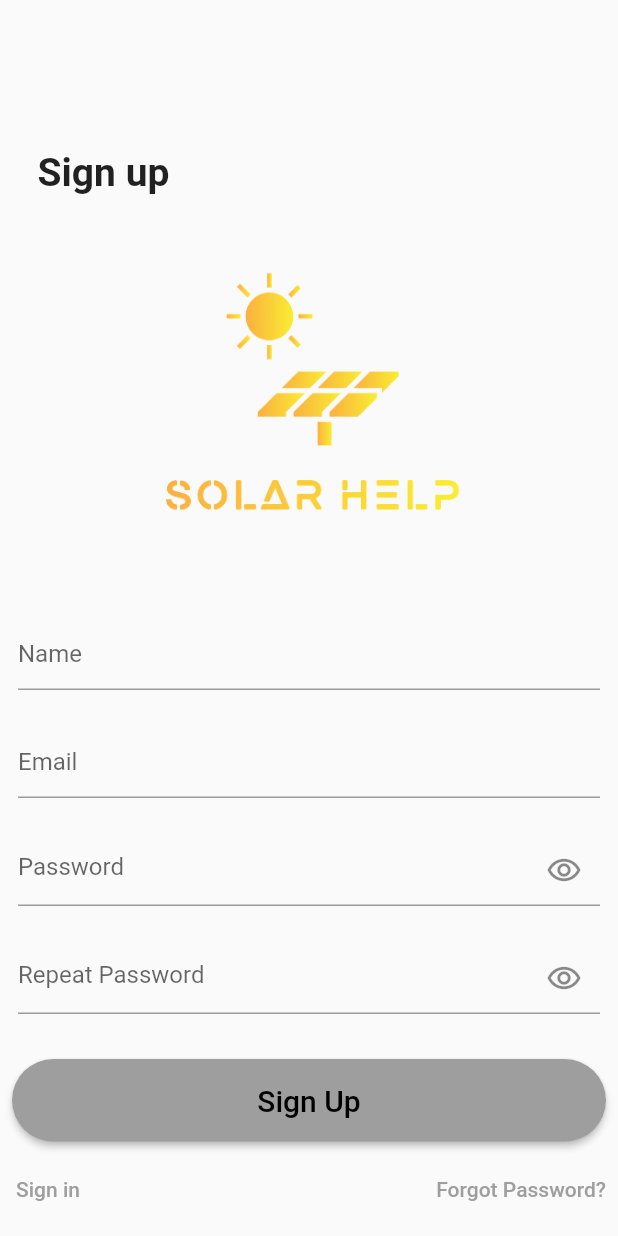
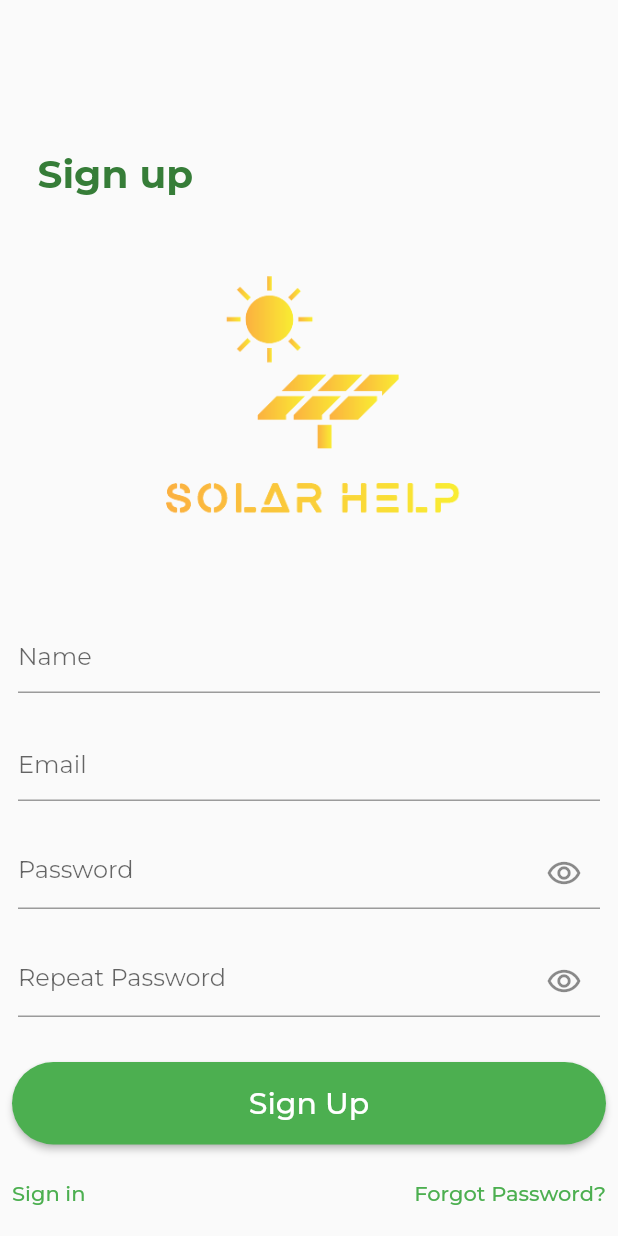
Before and after one commit to shivaahuja/solarhelp, a Flutter app: the Navigation screen opened directly, after a tap on the "logout" icon, after a tap on "Create Account", on a phone screen of 412 x 824 dp. Run offline on Flutter 3.47's test engine with Material 2 defaults, Android fonts, the phone set to English and light mode, and no system bars; our stand-ins replace curved_navigation_bar, email_validator, file_picker, firebase_auth, firebase_core, firebase_database and 5 more; accounts and stored records are empty.

Commit message:
Design changed

```diff
--- a/lib/main.dart
+++ b/lib/main.dart
@@ -3,6 +3,7 @@
 import 'package:firebase_core/firebase_core.dart';
 import 'package:flutter/material.dart';
 import 'package:solarhelp/src/screens/signin_page.dart';
+import 'package:google_fonts/google_fonts.dart';
 
 void main() async {
   WidgetsFlutterBinding.ensureInitialized();
@@ -11,8 +12,8 @@ void main() async {
     MaterialApp(
       debugShowCheckedModeBanner: false,
       theme: ThemeData(
-        primarySwatch: Colors.grey,
-        backgroundColor: Colors.blue[200],
+        primarySwatch: Colors.green,
+        textTheme: GoogleFonts.montserratTextTheme(),
       ),
       home: const Signin(),
     ),
--- a/lib/src/screens/companies_page.dart
+++ b/lib/src/screens/companies_page.dart
@@ -42,9 +42,9 @@ class _CompaniesPageState extends State<CompaniesPage> {
                   height: 50,
                   width: 50,
                   decoration: BoxDecoration(
-                    border: Border.all(color: Colors.white),
+                    border: Border.all(color: const Color(0xFF367D38)),
                     borderRadius: BorderRadius.circular(12),
-                    color: Colors.grey[200],
+                    color: Colors.green[500],
                   ),
                   child: TextButton(
                     onPressed: () {
@@ -54,7 +54,7 @@ class _CompaniesPageState extends State<CompaniesPage> {
                     child: const Icon(
                       Icons.arrow_back,
                       size: 30.0,
-                      color: Colors.black,
+                      color: Colors.white,
                     ),
                   ),
                 ),
@@ -67,9 +67,9 @@ class _CompaniesPageState extends State<CompaniesPage> {
                     height: 50,
                     width: 50,
                     decoration: BoxDecoration(
-                      border: Border.all(color: Colors.white),
+                      border: Border.all(color: const Color(0xFF367D38)),
                       borderRadius: BorderRadius.circular(12),
-                      color: Colors.grey[200],
+                      color: Colors.green[500],
                     ),
                     child: TextButton(
                       onPressed: () {
@@ -93,8 +93,8 @@ class _CompaniesPageState extends State<CompaniesPage> {
             child: Text(
               'Our Choices For Solar Power',
               style: TextStyle(
-                fontWeight: FontWeight.bold,
-                fontSize: 26,
+                fontSize: 24,
+                fontWeight: FontWeight.w900,
               ),
             ),
           ),
@@ -113,12 +113,12 @@ class _CompaniesPageState extends State<CompaniesPage> {
                     shape: RoundedRectangleBorder(
                       borderRadius: BorderRadius.circular(20.0),
                     ),
-                    color: Colors.grey[300],
+                    color: Colors.green[300],
                     child: ListTile(
                       shape: RoundedRectangleBorder(
                         borderRadius: BorderRadius.circular(20.0),
                         side: BorderSide(
-                          color: Colors.grey.shade700,
+                          color: Colors.green.shade700,
                         ),
                       ),
                       contentPadding: const EdgeInsets.fromLTRB(15, 6, 8, 6),
@@ -126,8 +126,8 @@ class _CompaniesPageState extends State<CompaniesPage> {
                         height: 60,
                         width: 60,
                         decoration: BoxDecoration(
-                          color: Colors.grey[300],
-                          border: Border.all(color: Colors.black),
+                          color: Colors.grey[200],
+                          border: Border.all(color: const Color(0xFF367D38)),
                           borderRadius: BorderRadius.circular(8),
                         ),
                         padding: const EdgeInsets.all(5.0),
--- a/lib/src/screens/donation_page.dart
+++ b/lib/src/screens/donation_page.dart
@@ -13,7 +13,7 @@ class DonationPage extends StatefulWidget {
 class _DonationPageState extends State<DonationPage> {
   final List externalCampaign = [
     [
-      'Environmental Defense Fund',
+      'Defense Fund',
       'lib/src/images/EDF.png',
       'https://www.edf.org/donate/?addl_info=nav-button|top_nav_donate_btn-test&ut_sid=29cfd1c2-aa74-48dc-85a0-86451831a86b&ut_pid=c01aebd2-74eb-414c-88cf-a6d574f99b63&conversion_pg=www.edf.org%2F&landing_pg=www.edf.org%2F&landing_pg_1st_visit=www.edf.org%2F&source_1st_visit=guides.lib.berkeley.edu&subsource_1st_visit=%2F&custom_source=guides.lib.berkeley.edu&custom_sub_source=%2F&custom_transfer=1661944759616',
       'Environment'
@@ -45,9 +45,9 @@ class _DonationPageState extends State<DonationPage> {
               height: 50,
               width: 50,
               decoration: BoxDecoration(
-                border: Border.all(color: Colors.white),
+                border: Border.all(color: const Color(0xFF367D38)),
                 borderRadius: BorderRadius.circular(12),
-                color: Colors.grey[200],
+                color: Colors.green[400],
               ),
               child: TextButton(
                 onPressed: () {
@@ -57,7 +57,7 @@ class _DonationPageState extends State<DonationPage> {
                 child: const Icon(
                   Icons.arrow_back,
                   size: 30.0,
-                  color: Colors.black,
+                  color: Colors.white,
                 ),
               ),
             ),
@@ -67,7 +67,7 @@ class _DonationPageState extends State<DonationPage> {
             padding: EdgeInsets.only(left: 25.0),
             child: Text(
               'Donate For A Greener Earth',
-              style: TextStyle(fontWeight: FontWeight.bold, fontSize: 26),
+              style: TextStyle(fontWeight: FontWeight.w900, fontSize: 24),
             ),
           ),
           const SizedBox(height: 30),
--- a/lib/src/screens/external_campaign.dart
+++ b/lib/src/screens/external_campaign.dart
@@ -23,7 +23,7 @@ class ExternalCampaign extends StatelessWidget {
         padding: const EdgeInsets.all(8),
         decoration: BoxDecoration(
           color: Colors.grey[200],
-          border: Border.all(color: Colors.white),
+          border: Border.all(color: const Color(0xFF367D38)),
           borderRadius: BorderRadius.circular(8),
         ),
         child: Row(
@@ -36,9 +36,12 @@ class ExternalCampaign extends StatelessWidget {
                 ClipRRect(
                   borderRadius: BorderRadius.circular(8),
                   child: Container(
+                    decoration: BoxDecoration(
+                      borderRadius: BorderRadius.circular(8),
+                      border: Border.all(color: const Color(0xFF367D38)),
+                    ),
                     height: 55,
                     padding: const EdgeInsets.all(1),
-                    color: Colors.grey[300],
                     child: Image.asset(logoImagePath),
                   ),
                 ),
@@ -70,12 +73,12 @@ class ExternalCampaign extends StatelessWidget {
               uri: Uri.parse(websiteLink),
               builder: (BuildContext context, followLink) => ElevatedButton(
                 style: ElevatedButton.styleFrom(
-                  backgroundColor: Colors.grey[700],
+                  backgroundColor: Colors.green[500],
                 ),
                 onPressed: followLink,
                 child: const Icon(
                   Icons.open_in_new,
-                  color: Colors.white70,
+                  color: Colors.white,
                 ),
               ),
             )
--- a/lib/src/screens/home_page.dart
+++ b/lib/src/screens/home_page.dart
@@ -31,7 +31,7 @@ class _HomePageState extends State<HomePage> {
     return ShowCaseWidget(
       builder: Builder(
           builder: (context) => Scaffold(
-                backgroundColor: Colors.grey[300],
+                backgroundColor: Colors.grey[200],
                 body: SingleChildScrollView(
                   child: Column(
                     crossAxisAlignment: CrossAxisAlignment.start,
@@ -46,9 +46,10 @@ class _HomePageState extends State<HomePage> {
                               height: 50,
                               width: 50,
                               decoration: BoxDecoration(
-                                border: Border.all(color: Colors.white),
+                                border:
+                                    Border.all(color: const Color(0xFF367D38)),
                                 borderRadius: BorderRadius.circular(12),
-                                color: Colors.grey[200],
+                                color: Colors.green[500],
                               ),
                               child: TextButton(
                                 onPressed: () {
@@ -60,7 +61,7 @@ class _HomePageState extends State<HomePage> {
                                 child: const Icon(
                                   Icons.logout_rounded,
                                   size: 30.0,
-                                  color: Colors.black,
+                                  color: Colors.white,
                                 ),
                               ),
                             ),
@@ -71,9 +72,10 @@ class _HomePageState extends State<HomePage> {
                               height: 50,
                               width: 50,
                               decoration: BoxDecoration(
-                                border: Border.all(color: Colors.white),
+                                border:
+                                    Border.all(color: const Color(0xFF367D38)),
                                 borderRadius: BorderRadius.circular(12),
-                                color: Colors.grey[200],
+                                color: Colors.green[500],
                               ),
                               child: TextButton(
                                 onPressed: () {
@@ -90,7 +92,7 @@ class _HomePageState extends State<HomePage> {
                                 child: const Icon(
                                   Icons.info,
                                   size: 30.0,
-                                  color: Colors.black,
+                                  color: Colors.white,
                                 ),
                               ),
                             ),
@@ -99,11 +101,13 @@ class _HomePageState extends State<HomePage> {
                       ),
                       const SizedBox(height: 10),
                       const Padding(
-                        padding: EdgeInsets.only(left: 25.0),
+                        padding: EdgeInsets.fromLTRB(35, 10, 20, 0),
                         child: Text(
                           'Calculate your savings',
                           style: TextStyle(
-                              fontWeight: FontWeight.bold, fontSize: 26),
+                            fontWeight: FontWeight.w900,
+                            fontSize: 28,
+                          ),
                         ),
                       ),
                       const SizedBox(height: 30),
@@ -115,14 +119,15 @@ class _HomePageState extends State<HomePage> {
                             const Text(
                               'Enter the area of your Roof',
                               style: TextStyle(
-                                  fontWeight: FontWeight.w500, fontSize: 20),
+                                  fontWeight: FontWeight.w600, fontSize: 20),
                             ),
                             const SizedBox(height: 15),
                             Container(
                               height: 60,
                               decoration: BoxDecoration(
-                                color: Colors.grey[200],
-                                border: Border.all(color: Colors.black),
+                                color: Colors.green[200],
+                                border:
+                                    Border.all(color: const Color(0xFF367D38)),
                                 borderRadius: BorderRadius.circular(20),
                               ),
                               child: Showcase(
@@ -139,16 +144,17 @@ class _HomePageState extends State<HomePage> {
                             ),
                             const SizedBox(height: 30),
                             const Text(
-                              'Enter your power cost in cent/kwH',
+                              'Enter your power cost',
                               style: TextStyle(
-                                  fontWeight: FontWeight.w500, fontSize: 20),
+                                  fontWeight: FontWeight.w600, fontSize: 20),
                             ),
                             const SizedBox(height: 15),
                             Container(
                               height: 60,
                               decoration: BoxDecoration(
-                                color: Colors.grey[200],
-                                border: Border.all(color: Colors.black),
+                                color: Colors.green[200],
+                                border:
+                                    Border.all(color: const Color(0xFF367D38)),
                                 borderRadius: BorderRadius.circular(20),
                               ),
                               child: Showcase(
@@ -167,7 +173,7 @@ class _HomePageState extends State<HomePage> {
                             const Text(
                               'Select no. of years',
                               style: TextStyle(
-                                  fontWeight: FontWeight.w500, fontSize: 20),
+                                  fontWeight: FontWeight.w600, fontSize: 20),
                             ),
                             const SizedBox(height: 20),
                             Showcase(
@@ -278,7 +284,7 @@ class _HomePageState extends State<HomePage> {
                                                     height: 60,
                                                     width: double.infinity,
                                                     decoration: BoxDecoration(
-                                                      color: Colors.grey[600],
+                                                      color: Colors.green[600],
                                                       borderRadius:
                                                           BorderRadius.circular(
                                                               25),
@@ -288,8 +294,10 @@ class _HomePageState extends State<HomePage> {
                                                         "Recalculate",
                                                         style: TextStyle(
                                                             fontWeight:
-                                                                FontWeight.w500,
-                                                            fontSize: 20),
+                                                                FontWeight.w600,
+                                                            fontSize: 20,
+                                                            color:
+                                                                Colors.white),
                                                       ),
                                                     ),
                                                   ),
@@ -308,15 +316,16 @@ class _HomePageState extends State<HomePage> {
                                   height: 60,
                                   width: double.infinity,
                                   decoration: BoxDecoration(
-                                    color: Colors.grey[600],
+                                    color: Colors.green,
                                     borderRadius: BorderRadius.circular(25),
                                   ),
                                   child: const Center(
                                     child: Text(
                                       "Calculate",
                                       style: TextStyle(
-                                          fontWeight: FontWeight.w500,
-                                          fontSize: 20),
+                                          fontWeight: FontWeight.w600,
+                                          fontSize: 20,
+                                          color: Colors.white),
                                     ),
                                   ),
                                 ),
@@ -357,9 +366,9 @@ class _HomePageState extends State<HomePage> {
           width: 40,
           decoration: BoxDecoration(
             border: title == selected
-                ? Border.all(color: Colors.black, width: 2)
+                ? Border.all(color: const Color(0xFF367D38), width: 2)
                 : null,
-            color: Colors.grey[500],
+            color: Colors.green[500],
             borderRadius: BorderRadius.circular(10),
           ),
           child: Center(child: Text(title.toString())),
--- a/lib/src/screens/navigation.dart
+++ b/lib/src/screens/navigation.dart
@@ -46,8 +46,8 @@ class _NavigationState extends State<Navigation> {
   //BottomNavigationBar
   CurvedNavigationBar _buildBottomNavigationBar() {
     return CurvedNavigationBar(
-      backgroundColor: Colors.grey.shade300,
-      color: Colors.grey.shade100,
+      backgroundColor: Colors.grey.shade200,
+      color: Colors.green.shade300,
       index: _currentIndex,
       animationDuration: const Duration(milliseconds: 200),
       onTap: _onTapped,
--- a/lib/src/screens/signin_page.dart
+++ b/lib/src/screens/signin_page.dart
@@ -39,7 +39,11 @@ class _SigninState extends State<Signin> {
               padding: EdgeInsets.only(left: 25.0),
               child: Text(
                 'Sign In',
-                style: TextStyle(fontWeight: FontWeight.bold, fontSize: 26),
+                style: TextStyle(
+                  fontWeight: FontWeight.bold,
+                  fontSize: 26,
+                  color: Color(0xFF2D8565),
+                ),
               ),
             ),
             const Padding(
--- a/lib/src/screens/signup_page.dart
+++ b/lib/src/screens/signup_page.dart
@@ -41,7 +41,10 @@ class _SignupState extends State<Signup> {
             padding: EdgeInsets.only(left: 25.0),
             child: Text(
               'Sign up',
-              style: TextStyle(fontWeight: FontWeight.bold, fontSize: 26),
+              style: TextStyle(
+                  fontWeight: FontWeight.bold,
+                  fontSize: 26,
+                  color: Color(0xFF367D38)),
             ),
           ),
           // const SizedBox(height: 10.0),
--- a/pubspec.yaml
+++ b/pubspec.yaml
@@ -46,6 +46,7 @@ dependencies:
   file_picker: ^5.0.1
   circular_progress_bar: ^0.0.4
   showcaseview: ^2.0.0+1
+  google_fonts: ^3.0.1
 
 dev_dependencies:
   flutter_test:
```
Also changed, not shown: lib/src/images/logo1.png (added), pubspec.lock, 1 other file.
